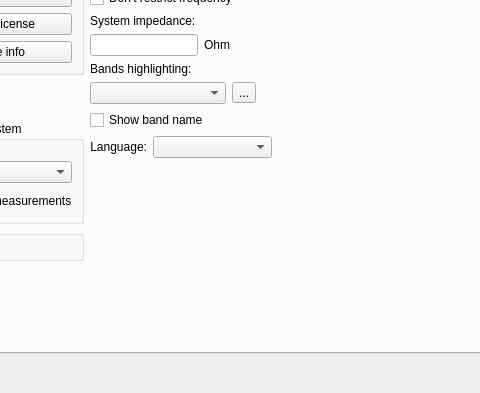
This is settings.ui in K4HEZ/AntScopeZ as Qt 5 draws it before an edit; both pictures show x 115 to 595 and y 217 to 610 of the 797 by 610 pixel window. The edited form follows.
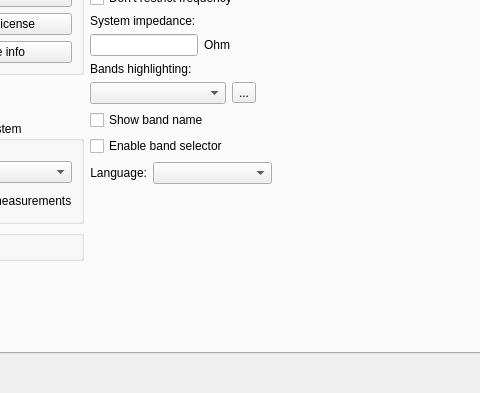
This is the edited form. The open tabs and pages were chosen to show the change.

Commit message: Add a ham-band selector above the Presets list

Patch:
```diff
--- a/settings.ui
+++ b/settings.ui
@@ -458,6 +458,13 @@
                </property>
               </widget>
              </item>
+             <item>
+              <widget class="QCheckBox" name="checkBoxBandSelector">
+               <property name="text">
+                <string>Enable band selector</string>
+               </property>
+              </widget>
+             </item>
             </layout>
            </item>
            <item>
```
The commit also changes 6 other files.
